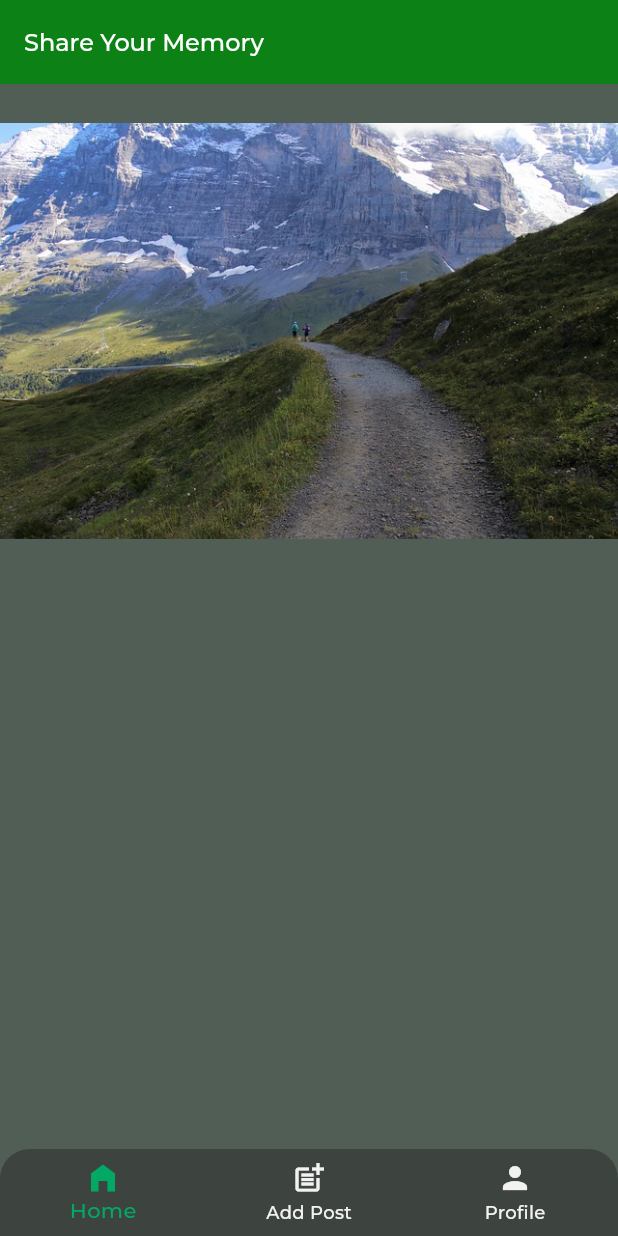
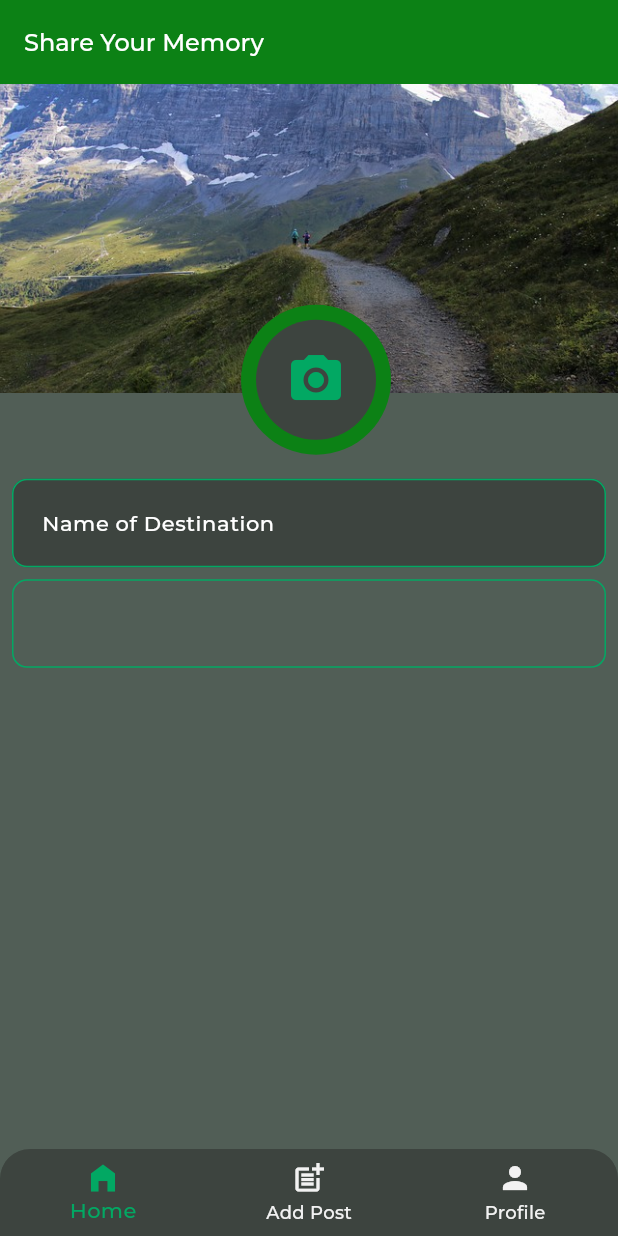
Before and after one commit to Praanim/Hiking-Nepal, a Flutter app: the AddPostPage screen opened by its route, on a phone screen of 412 x 824 dp. Run offline on Flutter 3.47's test engine with Material 2 defaults, Android fonts, the phone set to English and light mode, and no system bars; our stand-ins replace dio, equatable, firebase_auth, firebase_core, flutter_bloc, get_it and 1 more; accounts and stored records are empty; network calls fail.

Commit message:
little work

```diff
--- a/lib/core/constants/app_constants.dart
+++ b/lib/core/constants/app_constants.dart
@@ -2,4 +2,19 @@ class AppConstants {
   //border radius
   static const double primaryBorderRadius = 10;
   static const double secondaryBorderRadius = 20;
+
+  ///provides padding of 2 pixel
+  static const double pad2 = 2;
+
+  ///provides padding of 4 pixel
+  static const double pad4 = 4;
+
+  ///provides padding of 6 pixel
+  static const double pad6 = 6;
+
+  ///provides padding of 8 pixel
+  static const double pad8 = 8;
+
+  ///provides padding of 8 pixel
+  static const double pad10 = 10;
 }
--- a/lib/features/post/presentation/pages/add_post_page.dart
+++ b/lib/features/post/presentation/pages/add_post_page.dart
@@ -1,7 +1,9 @@
 import 'package:flutter/material.dart';
+import 'package:hiking_nepal/core/constants/app_constants.dart';
 import 'package:hiking_nepal/core/constants/app_media.dart';
 import 'package:hiking_nepal/core/extensions/helper_extension.dart';
 import 'package:hiking_nepal/core/theme/app_colors.dart';
+import 'package:hiking_nepal/core/utils/gap.dart';
 
 class AddPostPage extends StatefulWidget {
   const AddPostPage({super.key});
@@ -11,6 +13,17 @@ class AddPostPage extends StatefulWidget {
 }
 
 class _AddPostPageState extends State<AddPostPage> {
+  late TextEditingController _nameController;
+  late TextEditingController _descriptionController;
+
+  @override
+  void initState() {
+    super.initState();
+
+    _nameController = TextEditingController();
+    _descriptionController = TextEditingController();
+  }
+
   @override
   Widget build(BuildContext context) {
     return Scaffold(
@@ -23,17 +36,62 @@ class _AddPostPageState extends State<AddPostPage> {
       body: PageView(
         scrollDirection: Axis.horizontal,
         children: [
+          ///image section
+
           Column(
             children: [
               SizedBox(
-                height: context.height * 0.4,
+                height: context.height * 0.3,
+                width: context.width,
                 child: Stack(
                   children: [
                     Container(
+                      height: context.height * 0.25,
                       decoration: BoxDecoration(
                           color: Theme.of(context).scaffoldBackgroundColor,
                           image: const DecorationImage(
-                              image: AssetImage(AppMedia.addPostCoverImage))),
+                              image: AssetImage(AppMedia.addPostCoverImage),
+                              fit: BoxFit.cover)),
+                    ),
+                    Positioned(
+                      bottom: 0,
+                      left: context.width * 0.39,
+                      child: CircleAvatar(
+                        radius: 50,
+                        backgroundColor:
+                            Theme.of(context).colorScheme.secondary,
+                        child: CircleAvatar(
+                          backgroundColor: LightColor.secondaryBackgroundColor,
+                          radius: 40,
+                          child: IconButton(
+                            onPressed: () {
+                              ///add image
+                            },
+                            icon: Icon(
+                              Icons.camera_alt,
+                              size: 40,
+                              color: Theme.of(context).colorScheme.primary,
+                            ),
+                          ),
+                        ),
+                      ),
+                    )
+                  ],
+                ),
+              ),
+              VerticalGap.l,
+              Padding(
+                padding:
+                    const EdgeInsets.symmetric(horizontal: AppConstants.pad8),
+                child: Column(
+                  children: [
+                    TextFormField(
+                      decoration:
+                          _makePageInputDecoration("Name of Destination"),
+                    ),
+                    VerticalGap.s,
+                    TextFormField(
+                      decoration: InputDecoration(),
                     )
                   ],
                 ),
@@ -50,4 +108,12 @@ class _AddPostPageState extends State<AddPostPage> {
       ),
     );
   }
+
+  InputDecoration _makePageInputDecoration(String labelText) {
+    return InputDecoration(
+        labelText: labelText,
+        labelStyle: context.textTheme.bodySmall,
+        filled: true,
+        fillColor: LightColor.secondaryBackgroundColor);
+  }
 }
```
